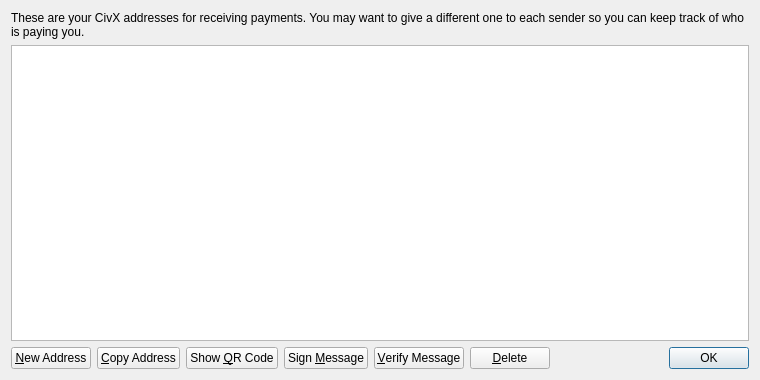
exoeconomy/EXOS-Qt, file src/qt/forms/addressbookpage.ui: the form before one commit.
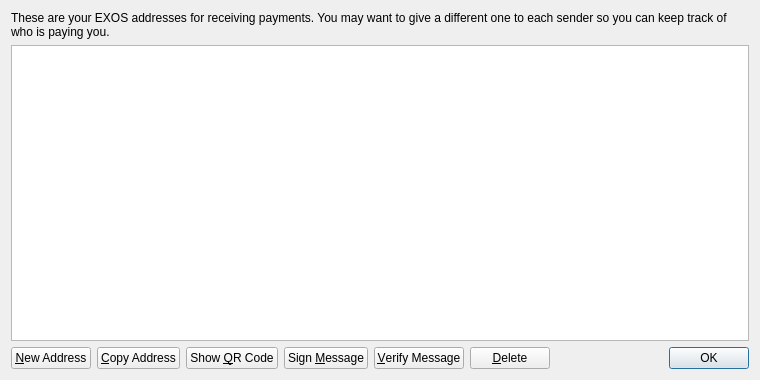
The form after the commit.

What changed in the file:
```diff
--- a/src/qt/forms/addressbookpage.ui
+++ b/src/qt/forms/addressbookpage.ui
@@ -17,7 +17,7 @@
    <item>
     <widget class="QLabel" name="labelExplanation">
      <property name="text">
-      <string>These are your CivX addresses for receiving payments. You may want to give a different one to each sender so you can keep track of who is paying you.</string>
+      <string>These are your EXOS addresses for receiving payments. You may want to give a different one to each sender so you can keep track of who is paying you.</string>
      </property>
      <property name="textFormat">
       <enum>Qt::PlainText</enum>
```
Left out of the diff: 4 changed lines with no effect on the pictures.
